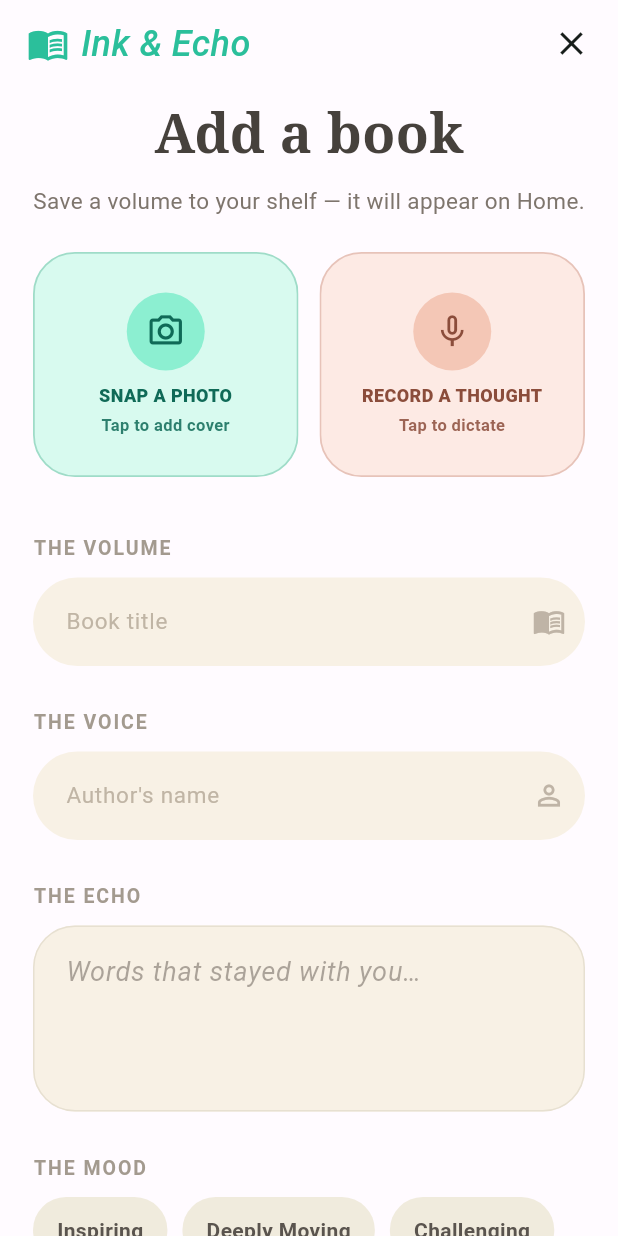
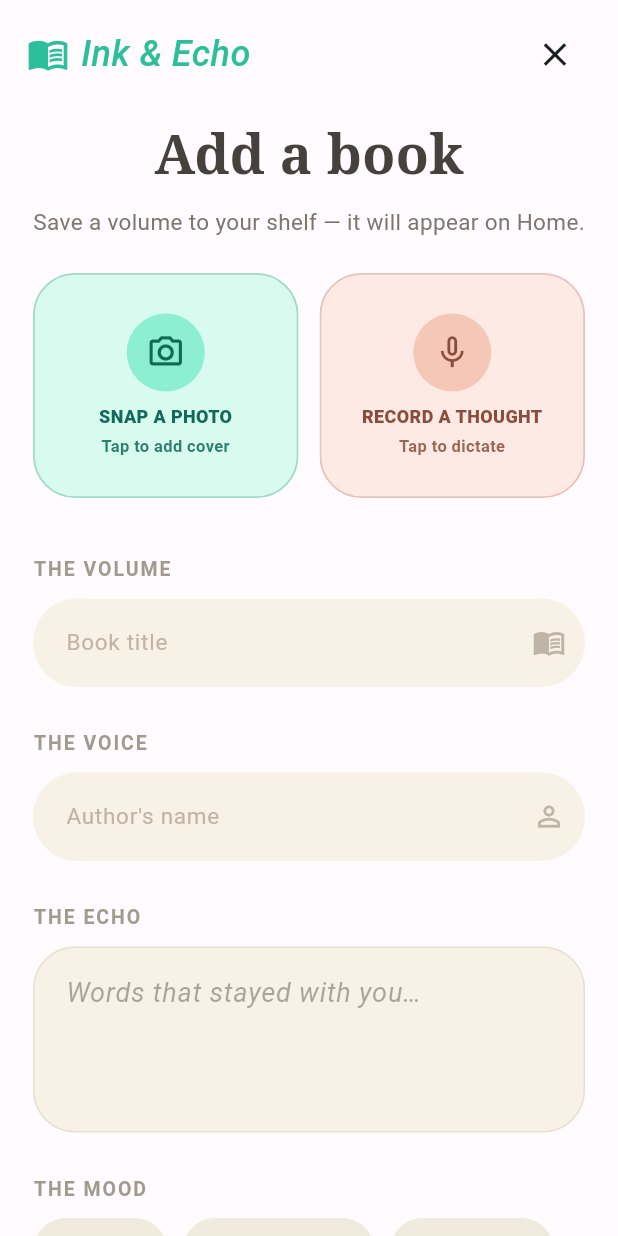
Before and after one commit to minhvyha/Ink-Echo, a Flutter app: the ReflectionPage screen opened directly, on a phone screen of 412 x 824 dp. Run offline on Flutter 3.47's test engine with Material 3 defaults, Android fonts, the phone set to English and light mode, and no system bars; our stand-ins replace cloud_firestore, firebase_auth, firebase_core, google_sign_in, image_picker, permission_handler and 2 more; accounts and stored records are empty; network calls fail.

Commit message:
feat: Refactor ReflectionPage and AppHeader for improved navigation and close functionality

```diff
--- a/lib/pages/reflection_page.dart
+++ b/lib/pages/reflection_page.dart
@@ -295,11 +295,16 @@ class _ReflectionPageState extends State<ReflectionPage> {
   Widget build(BuildContext context) {
     final coverBytes = _coverPreviewBytes;
 
-    return SingleChildScrollView(
-      child: Column(
-        crossAxisAlignment: CrossAxisAlignment.stretch,
-        children: [
-          const AppHeader(showClose: true),
+    return Scaffold(
+      body: SafeArea(
+        child: SingleChildScrollView(
+          child: Column(
+            crossAxisAlignment: CrossAxisAlignment.stretch,
+            children: [
+              AppHeader(
+                showClose: true,
+                onClose: () => Navigator.of(context).maybePop(),
+              ),
           const SizedBox(height: 6),
           const Padding(
             padding: EdgeInsets.symmetric(horizontal: 22),
@@ -542,8 +547,10 @@ class _ReflectionPageState extends State<ReflectionPage> {
               onPressed: _saving ? null : _saveBook,
             ),
           ),
-          const SizedBox(height: 30),
-        ],
+              const SizedBox(height: 30),
+            ],
+          ),
+        ),
       ),
     );
   }
--- a/lib/widgets/app_header.dart
+++ b/lib/widgets/app_header.dart
@@ -4,11 +4,13 @@ import '../theme/ink_echo_theme.dart';
 class AppHeader extends StatelessWidget {
   final bool showSearch;
   final bool showClose;
+  final VoidCallback? onClose;
 
   const AppHeader({
     super.key,
     this.showSearch = false,
     this.showClose = false,
+    this.onClose,
   });
 
   @override
@@ -32,7 +34,10 @@ class AppHeader extends StatelessWidget {
           if (showSearch)
             Icon(Icons.search, color: context.inkPrimaryText, size: 26)
           else if (showClose)
-            Icon(Icons.close, color: context.inkPrimaryText, size: 26),
+            IconButton(
+              icon: Icon(Icons.close, color: context.inkPrimaryText, size: 26),
+              onPressed: onClose ?? () => Navigator.of(context).maybePop(),
+            ),
         ],
       ),
     );
```
